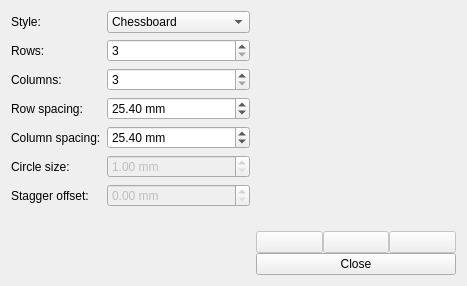
This is gui/calibrationstandarddialog.ui in ryaninvents/PicoScan as Qt 5 draws it before an edit. The edited form follows.
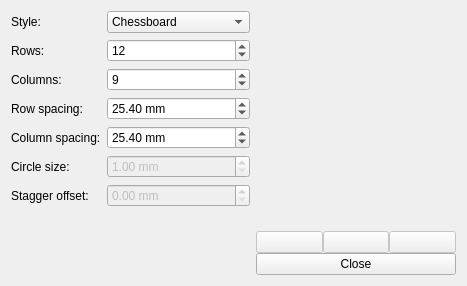
This is the edited form. Icons and pictures are not drawn.

```diff
--- a/gui/calibrationstandarddialog.ui
+++ b/gui/calibrationstandarddialog.ui
@@ -64,6 +64,9 @@
        <property name="minimum">
         <number>3</number>
        </property>
+       <property name="value">
+        <number>12</number>
+       </property>
       </widget>
      </item>
      <item row="2" column="0">
@@ -78,6 +81,9 @@
        <property name="minimum">
         <number>3</number>
        </property>
+       <property name="value">
+        <number>9</number>
+       </property>
       </widget>
      </item>
      <item row="3" column="0">
```
